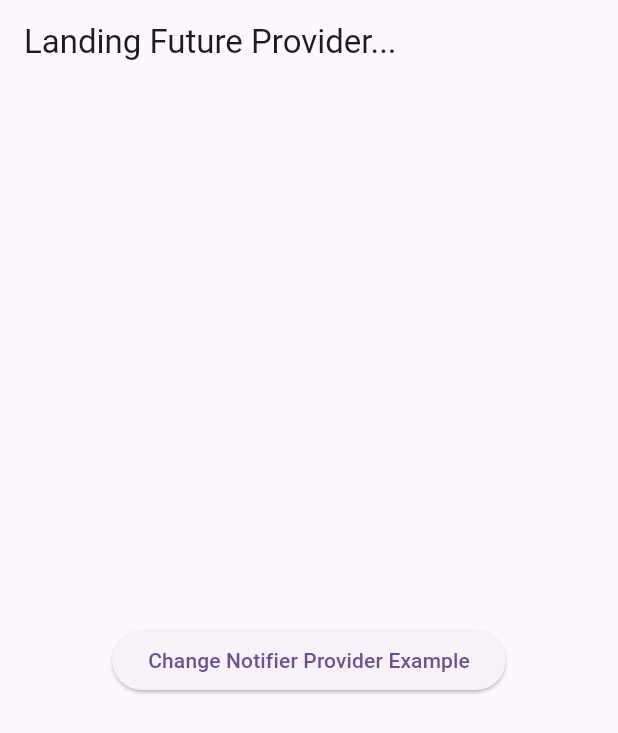
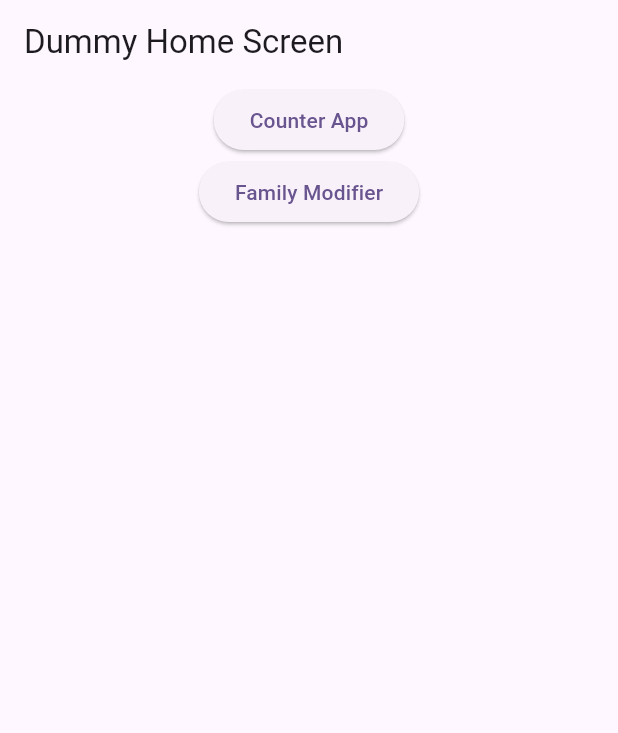
Before and after one commit to himanshuchaurasiya24/RiverpodTutorial, a Flutter app: the screen it shows after launch, on a phone screen of 412 x 824 dp. Shown: the top 733 px of the screen. Run offline on Flutter 3.47's test engine with Material 3 defaults, Android fonts, the phone set to English and light mode, and no system bars; our stand-ins replace flutter_riverpod, riverpod_annotation, sqflite_common_ffi; accounts and stored records are empty; generated files the repository leaves out were written again.

Commit message:
family_modifier

```diff
--- /dev/null
+++ b/cwm_riverpod/lib/different_providers/dummy_home_screen.dart
@@ -0,0 +1,37 @@
+import 'package:cwm_riverpod/different_providers/counter_app_screen.dart';
+import 'package:flutter/material.dart';
+
+class DummyHomeScreen extends StatelessWidget {
+  const DummyHomeScreen({super.key});
+
+  @override
+  Widget build(BuildContext context) {
+    return Scaffold(
+      appBar: AppBar(
+        title: const Text('Dummy Home Screen'),
+      ),
+      body: Center(
+        child: Column(
+          children: [
+            ElevatedButton(
+                onPressed: () {
+                  Navigator.push(
+                      context,
+                      MaterialPageRoute(
+                          builder: (context) => CounterAppScreen()));
+                },
+                child: Text('Counter App')),
+            ElevatedButton(
+                onPressed: () {
+                  Navigator.push(
+                      context,
+                      MaterialPageRoute(
+                          builder: (context) => CounterAppScreen()));
+                },
+                child: Text('Family Modifier')),
+          ],
+        ),
+      ),
+    );
+  }
+}
--- a/cwm_riverpod/lib/different_providers/landing_future_provider.dart
+++ b/cwm_riverpod/lib/different_providers/landing_future_provider.dart
@@ -24,8 +24,8 @@ class LandingFutureProvider extends StatelessWidget {
                 builder: (context) {
                   // return const WeatherScreen();
                   // return const StreamProviderExample();
-                  // return  ChangeNotifierProviderExample();
-                  return  StateNotifierProviderExample();
+                  return  ChangeNotifierProviderExample();
+                  // return  StateNotifierProviderExample();
                 },
               ),
             );
--- a/cwm_riverpod/lib/main.dart
+++ b/cwm_riverpod/lib/main.dart
@@ -1,5 +1,8 @@
 // ignore_for_file: unused_import
 
+import 'package:cwm_riverpod/different_providers/counter_app_screen.dart';
+import 'package:cwm_riverpod/different_providers/database_sqflite.dart';
+import 'package:cwm_riverpod/different_providers/dummy_home_screen.dart';
 import 'package:cwm_riverpod/different_providers/landing_future_provider.dart';
 import 'package:cwm_riverpod/riverpod_cwm.dart';
 import 'package:cwm_riverpod/different_providers/state_providers.dart';
@@ -44,7 +47,9 @@ class MyApp extends StatelessWidget {
       // ),
       // home: RiverpodCwm(),
       // home: OurStateProvider(),
-      home: LandingFutureProvider(),
+      // home: LandingFutureProvider(),
+      // home: HomeScreen(),
+      home: DummyHomeScreen(),
     );
   }
 }
--- a/cwm_riverpod/pubspec.yaml
+++ b/cwm_riverpod/pubspec.yaml
@@ -37,6 +37,8 @@ dependencies:
   flutter_riverpod: ^2.6.1
   provider: ^6.1.2
   http: ^1.3.0
+  path: ^1.9.0
+  sqflite_common_ffi: ^2.3.4+4
 
 dev_dependencies:
   flutter_test:
```
Also changed, not shown: cwm_riverpod/lib/different_providers/counter_app_screen.dart (added, +31 -0 lines), cwm_riverpod/lib/different_providers/counter_notifier.dart (deleted, +0 -22 lines), cwm_riverpod/lib/different_providers/counter_state_notifier.dart (added, +22 -0 lines), cwm_riverpod/lib/different_providers/database_sqflite.dart (+22 -16 lines), cwm_riverpod/lib/different_providers/state_notifier_provider.dart (+31 -31 lines), cwm_riverpod/lib/different_providers/auto_dispose_provider.dart (added), cwm_riverpod/lib/different_providers/family_modifier_Screen.dart (added), cwm_riverpod/pubspec.lock.
